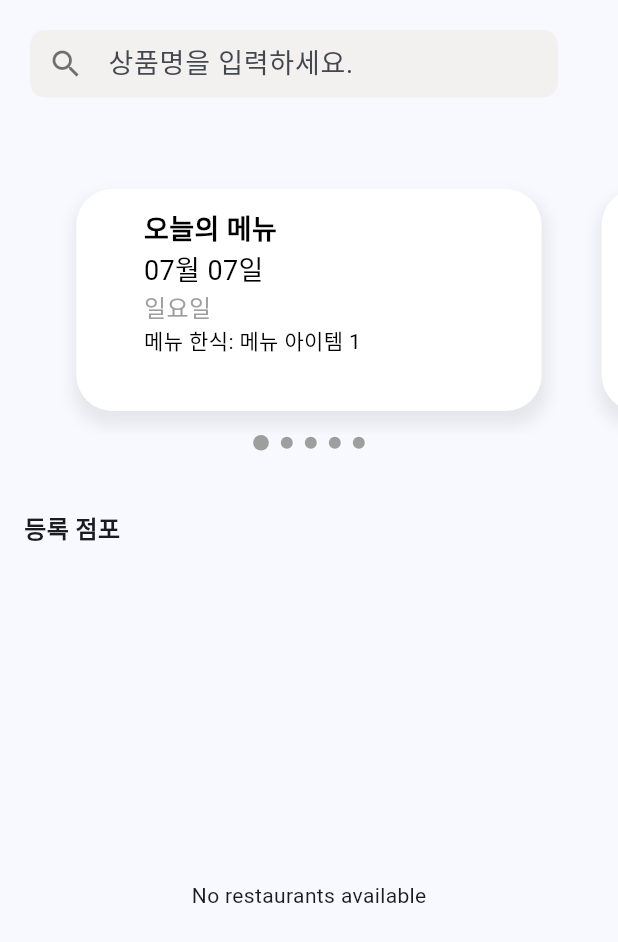
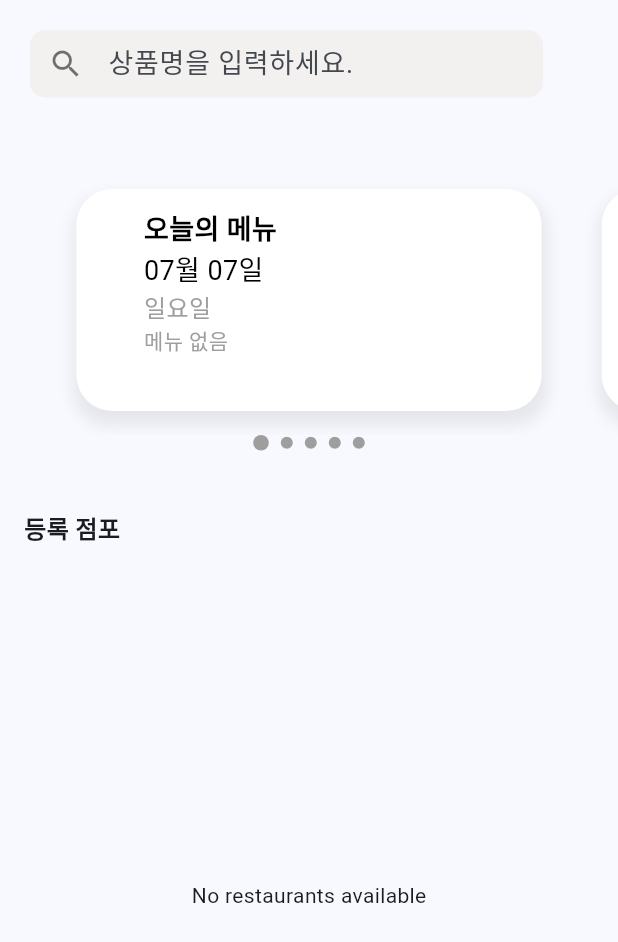
Before and after one commit to gunyun0506/tongbol, a Flutter app: the HomeBody widget shown alone on an empty page, opened directly with empty values, on a phone screen of 412 x 824 dp. Shown: the top 942 px of the screen. Run offline on Flutter 3.47's test engine with Material 3 defaults, Android fonts, the phone set to English and light mode, and no system bars; our stand-ins replace cached_network_image, cloud_firestore, firebase_auth, firebase_core, shared_preferences, sign_in_button; missing offline and left inert: kpostal; accounts and stored records are empty.

Commit message:
오늘의 메뉴 파이어베이스 연결

```diff
--- a/lib/home_page.dart
+++ b/lib/home_page.dart
@@ -64,7 +64,7 @@ class MyAppBar extends StatelessWidget implements PreferredSizeWidget {
           icon: const Icon(Icons.shopping_cart,
               color: Color.fromARGB(255, 100, 100, 100)),
         ),
-        const SizedBox(width: 8),
+        const SizedBox(width: 10),
       ],
     );
   }
@@ -84,20 +84,14 @@ class _HomeBodyState extends State<HomeBody> {
   final TextEditingController searchController = TextEditingController();
   List<String> days = [];
   List<String> dates = [];
-
-  final List<String> menus = [
-    "메뉴 한식: 메뉴 아이템 1",
-    "메뉴 중식: 메뉴 아이템 4",
-    "메뉴 일식: 메뉴 아이템 7",
-    "메뉴 양식: 메뉴 아이템 10",
-    "메뉴 특별식: 메뉴 아이템 13",
-  ];
+  List<String> menu = [];
 
   @override
   void initState() {
     super.initState();
     pageController = PageController(initialPage: 0, viewportFraction: 0.85);
     _generateDatesAndDays(); //날짜 및 요일 리스트 생성
+    _fetchMenus();
   }
 
   @override
@@ -105,6 +99,23 @@ class _HomeBodyState extends State<HomeBody> {
     pageController.dispose();
     searchController.dispose();
     super.dispose();
+  }
+
+  void _fetchMenus() async {
+    try {
+      QuerySnapshot querySnapshot =
+          await FirebaseFirestore.instance.collection('menus').get();
+
+      if (querySnapshot.docs.isNotEmpty) {
+        setState(() {
+          menu =
+              querySnapshot.docs.map((doc) => doc['menu'] as String).toList();
+        });
+      }
+    } catch (e) {
+      print("Error fetching menus: $e");
+      // 에러 처리
+    }
   }
 
   void _generateDatesAndDays() {
@@ -189,7 +200,7 @@ class _HomeBodyState extends State<HomeBody> {
               ),
             ),
           ),
-          const SizedBox(width: 20),
+          const SizedBox(width: 30),
         ],
       ),
     );
@@ -243,11 +254,15 @@ class _HomeBodyState extends State<HomeBody> {
               itemCount: days.length,
               itemBuilder: (_, index) {
                 return InkWell(
-                  onTap: () => _navigateToMenuPage(
-                    days[index],
-                    dates[index],
-                    menus[index],
-                  ),
+                  onTap: () {
+                    if (menu.isNotEmpty && index < menu.length) {
+                      _navigateToMenuPage(
+                        days[index],
+                        dates[index],
+                        menu[index],
+                      );
+                    }
+                  },
                   child: Container(
                     margin: const EdgeInsets.symmetric(
                         horizontal: 20, vertical: 16),
@@ -296,13 +311,28 @@ class _HomeBodyState extends State<HomeBody> {
                                   fontSize: 16,
                                 ),
                               ),
-                              Text(
-                                menus[index],
+                              menu.isNotEmpty && index < menu.length
+                                  ? Text(
+                                      menu[index],
+                                      style: const TextStyle(
+                                        color: Colors.black,
+                                        fontSize: 14,
+                                      ),
+                                    )
+                                  : const Text(
+                                      "메뉴 없음",
+                                      style: TextStyle(
+                                        color: Colors.grey,
+                                        fontSize: 14,
+                                      ),
+                                    ),
+                              /* Text(
+                                menu[index],
                                 style: const TextStyle(
                                   color: Colors.black,
                                   fontSize: 14,
                                 ),
-                              ),
+                              ), */
                             ],
                           ),
                         ),
```
Also changed, not shown: lib/meun_page.dart (+58 -11 lines).
